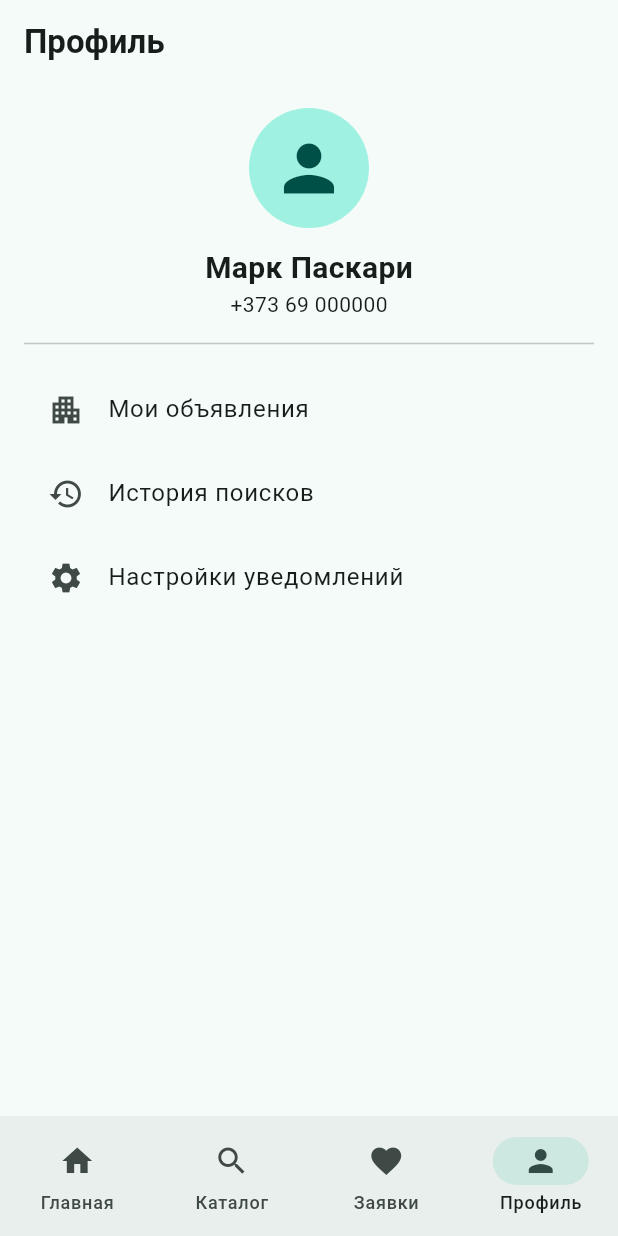
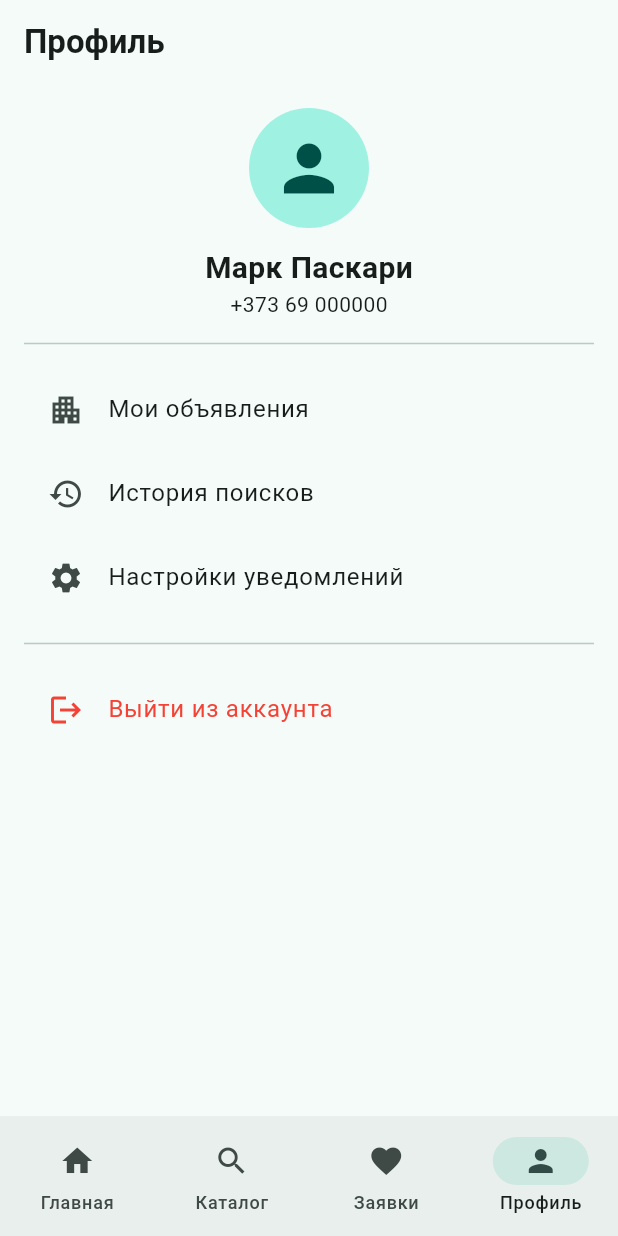
Before and after one commit to MarcGTW/renteasy, a Flutter app: the ProfileScreen screen opened by its route, on a phone screen of 412 x 824 dp. Run offline on Flutter 3.47's test engine with Material 3 defaults, Android fonts, the phone set to English and light mode, and no system bars; our stand-ins replace go_router.

Commit message:
L3: added logout confirmation dialog

```diff
--- a/lib/screens/profile_screen.dart
+++ b/lib/screens/profile_screen.dart
@@ -1,23 +1,99 @@
+
 import 'package:flutter/material.dart';
+import 'package:go_router/go_router.dart';
 
 class ProfileScreen extends StatelessWidget {
   const ProfileScreen({super.key});
 
+  Future<void> _logout(BuildContext context) async {
+    final ok = await showDialog<bool>(
+      context: context,
+      builder: (dialogCtx) => AlertDialog(
+        title: const Text('Выйти из аккаунта?'),
+        content: const Text(
+          'Вы действительно хотите выйти из RentEasy?',
+        ),
+        actions: [
+          TextButton(
+            onPressed: () {
+              Navigator.pop(dialogCtx, false);
+            },
+            child: const Text('Отмена'),
+          ),
+          FilledButton(
+            onPressed: () {
+              Navigator.pop(dialogCtx, true);
+            },
+            child: const Text('Да, выйти'),
+          ),
+        ],
+      ),
+    );
+
+    if (ok == true && context.mounted) {
+      context.go('/login');
+    }
+  }
+
   @override
   Widget build(BuildContext context) {
     return Scaffold(
-      appBar: AppBar(title: const Text('Профиль')),
+      appBar: AppBar(
+        title: const Text('Профиль'),
+      ),
       body: ListView(
         padding: const EdgeInsets.all(16),
-        children: const [
-          CircleAvatar(radius: 40, child: Icon(Icons.person, size: 50)),
-          SizedBox(height: 12),
-          Center(child: Text('Марк Паскари', style: TextStyle(fontSize: 20, fontWeight: FontWeight.bold))),
-          Center(child: Text('+373 69 000000')),
-          Divider(height: 32),
-          ListTile(leading: Icon(Icons.apartment), title: Text('Мои объявления')),
-          ListTile(leading: Icon(Icons.history), title: Text('История поисков')),
-          ListTile(leading: Icon(Icons.settings), title: Text('Настройки уведомлений')),
+        children: [
+          const CircleAvatar(
+            radius: 40,
+            child: Icon(Icons.person, size: 50),
+          ),
+          const SizedBox(height: 12),
+
+          const Center(
+            child: Text(
+              'Марк Паскари',
+              style: TextStyle(
+                fontSize: 20,
+                fontWeight: FontWeight.bold,
+              ),
+            ),
+          ),
+
+          const Center(
+            child: Text('+373 69 000000'),
+          ),
+
+          const Divider(height: 32),
+
+          const ListTile(
+            leading: Icon(Icons.apartment),
+            title: Text('Мои объявления'),
+          ),
+
+          const ListTile(
+            leading: Icon(Icons.history),
+            title: Text('История поисков'),
+          ),
+
+          const ListTile(
+            leading: Icon(Icons.settings),
+            title: Text('Настройки уведомлений'),
+          ),
+
+          const Divider(height: 32),
+
+          ListTile(
+            leading: const Icon(
+              Icons.logout,
+              color: Colors.red,
+            ),
+            title: const Text(
+              'Выйти из аккаунта',
+              style: TextStyle(color: Colors.red),
+            ),
+            onTap: () => _logout(context),
+          ),
         ],
       ),
     );
```
